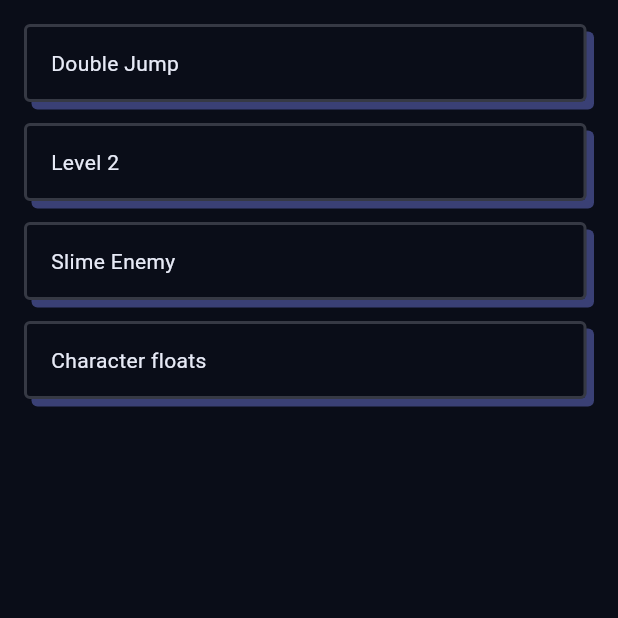
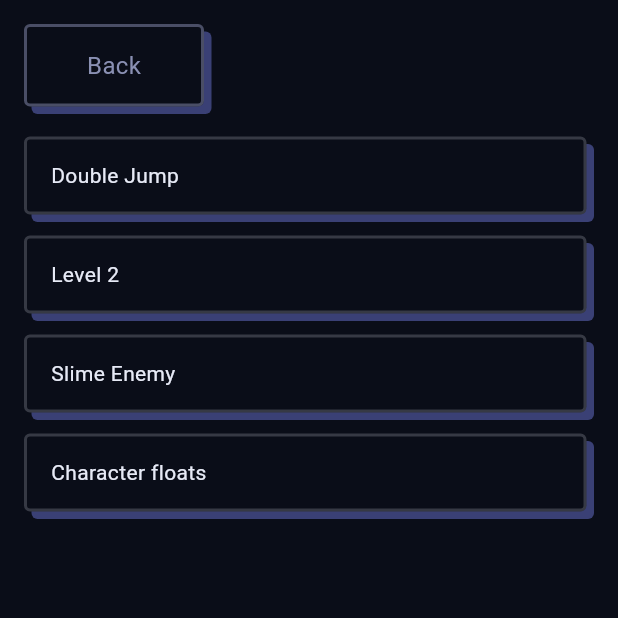
Before and after one commit to gonoahwhere/portfolio-projects, a Flutter app: the ItemListScreen screen opened directly, on a phone screen of 412 x 824 dp, the top half of it. Run offline on Flutter 3.47's test engine with Material 3 defaults, Android fonts, the phone set to English and light mode, and no system bars; our stand-ins replace material_ui; Roboto replaces fonts that are missing (Sniglet).

Commit message:
Add Back button to the Item list (TC07, Green)

```diff
--- a/knowah/lib/screens/item_list_screen.dart
+++ b/knowah/lib/screens/item_list_screen.dart
@@ -4,8 +4,9 @@ import 'package:material_ui/material_ui.dart';
 // The Item made in another file
 import 'package:knowah/models/item.dart';
 
-// The 3D box
+// The 3D box and button
 import 'package:knowah/widgets/panel_3d.dart';
+import 'package:knowah/widgets/button_3d.dart';
 
 // The Item list shows every item in the project
 // StatelessWidget means it never changes once it is drawn
@@ -29,6 +30,22 @@ class ItemListScreen extends StatelessWidget {
                     // so without this the edges would be sliced off
                     padding: const EdgeInsets.only(right: 5, bottom: 5),
                     children: [
+                        // Bkac button, in the top left
+                        // Align + SizedBox stop the button stretching the full width
+                        Align(
+                            alignment: Alignment.centerLeft,
+                            child: SizedBox(
+                                width: 120,
+                                child: Button3D(
+                                    label: 'Back',
+                                    // Navigator.pop closes this screen and goes back
+                                    onPressed: () => Navigator.pop(context),
+                                ),
+                            ),
+                        ),
+                        // Space between the button and the first row
+                        const SizedBox(height: 20),
+
                         // Makes one row for every item in the list
                         for (final item in items) _itemRow(item),
                     ],
```
Also changed, not shown: 3 other files.
